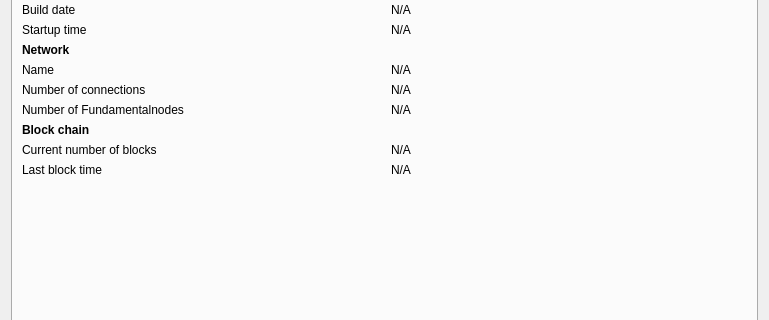
Old version of the form src/qt/forms/rpcconsole.ui in the repository VitaeTeam/Vitae; both pictures show x 0 to 769 and y 143 to 463 of the 769 by 589 pixel window.
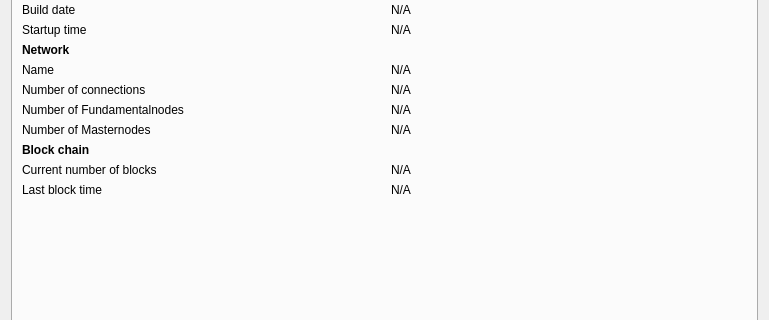
New version of the form. Icons and pictures are not drawn. Custom widgets are drawn as their Qt base class.

Commit message: not able to locate masternode vin fixed

What changed in the file:
```diff
--- a/src/qt/forms/rpcconsole.ui
+++ b/src/qt/forms/rpcconsole.ui
@@ -267,6 +267,29 @@
         </widget>
        </item>
        <item row="11" column="0">
+        <widget class="QLabel" name="masternodeCountLabel">
+         <property name="text">
+          <string>Number of Masternodes</string>
+         </property>
+        </widget>
+       </item>
+       <item row="11" column="1">
+        <widget class="QLabel" name="masternodeCount">
+         <property name="cursor">
+          <cursorShape>IBeamCursor</cursorShape>
+         </property>
+         <property name="text">
+          <string>N/A</string>
+         </property>
+         <property name="textFormat">
+          <enum>Qt::PlainText</enum>
+         </property>
+         <property name="textInteractionFlags">
+          <set>Qt::LinksAccessibleByMouse|Qt::TextSelectableByKeyboard|Qt::TextSelectableByMouse</set>
+         </property>
+        </widget>
+       </item> 
+       <item row="12" column="0">
         <widget class="QLabel" name="blockchainHeader">
          <property name="font">
           <font>
@@ -279,14 +302,14 @@
          </property>
         </widget>
        </item>
-       <item row="12" column="0">
+       <item row="13" column="0">
         <widget class="QLabel" name="numberOfBlocksLabel">
          <property name="text">
           <string>Current number of blocks</string>
          </property>
         </widget>
        </item>
-       <item row="12" column="1">
+       <item row="13" column="1">
         <widget class="QLabel" name="numberOfBlocks">
          <property name="cursor">
           <cursorShape>IBeamCursor</cursorShape>
@@ -302,14 +325,14 @@
          </property>
         </widget>
        </item>
-       <item row="13" column="0">
+       <item row="14" column="0">
         <widget class="QLabel" name="lastBlockTimeLabel">
          <property name="text">
           <string>Last block time</string>
          </property>
         </widget>
        </item>
-       <item row="13" column="1">
+       <item row="14" column="1">
         <widget class="QLabel" name="lastBlockTime">
          <property name="cursor">
           <cursorShape>IBeamCursor</cursorShape>
@@ -325,7 +348,7 @@
          </property>
         </widget>
        </item>
-       <item row="14" column="0">
+       <item row="15" column="0">
         <spacer name="verticalSpacer_2">
          <property name="orientation">
           <enum>Qt::Vertical</enum>
@@ -338,7 +361,7 @@
          </property>
         </spacer>
        </item>
-       <item row="15" column="0">
+       <item row="16" column="0">
         <widget class="QLabel" name="debugLogFileHeader">
          <property name="font">
           <font>
@@ -351,7 +374,7 @@
          </property>
         </widget>
        </item>
-       <item row="16" column="0">
+       <item row="17" column="0">
         <widget class="QPushButton" name="openDebugLogfileButton">
          <property name="toolTip">
           <string>Open the VITAE debug log file from the current data directory. This can take a few seconds for large log files.</string>
```
The commit also changes 17 other files.
